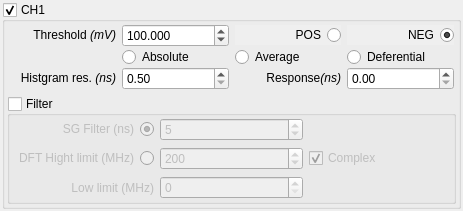
The window that src/libs/adwidgets/findslopeform.ui (qtplatz/qtplatz) describes before a commit, drawn with Qt 5.
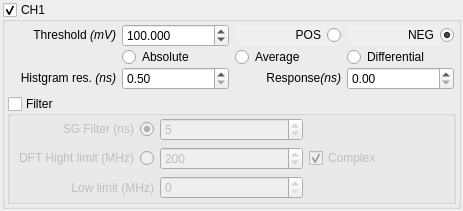
The same window after the commit.

Patch:
```diff
--- a/src/libs/adwidgets/findslopeform.ui
+++ b/src/libs/adwidgets/findslopeform.ui
@@ -186,7 +186,7 @@
             <item row="1" column="3">
              <widget class="QRadioButton" name="radioButton_2">
               <property name="text">
-               <string>Deferential</string>
+               <string>Differential</string>
               </property>
               <attribute name="buttonGroup">
                <string notr="true">buttonGroup</string>
```
